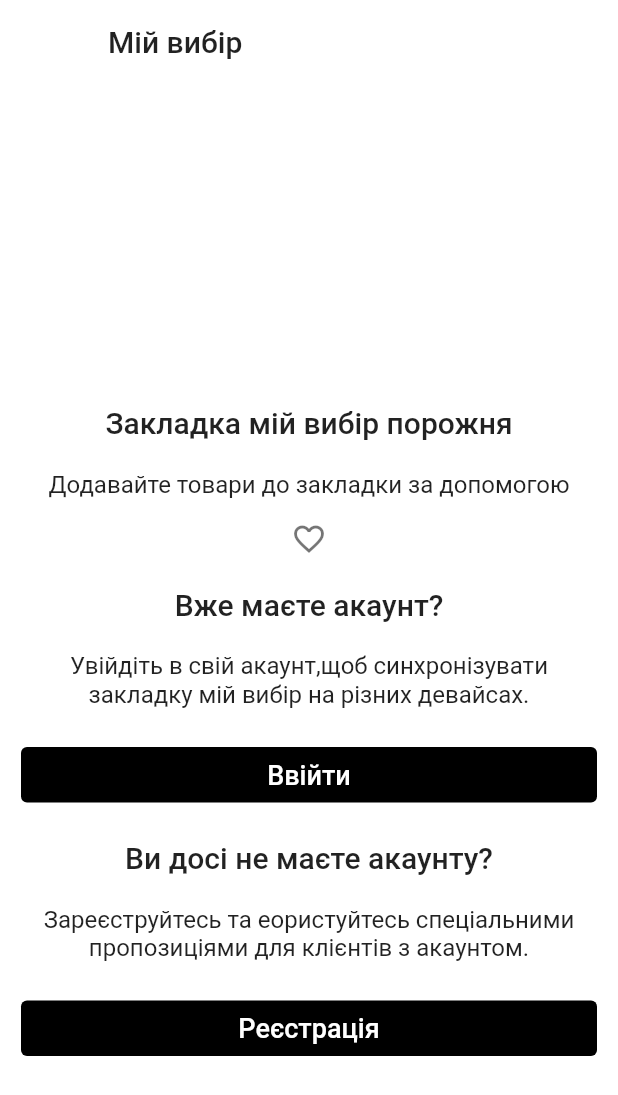
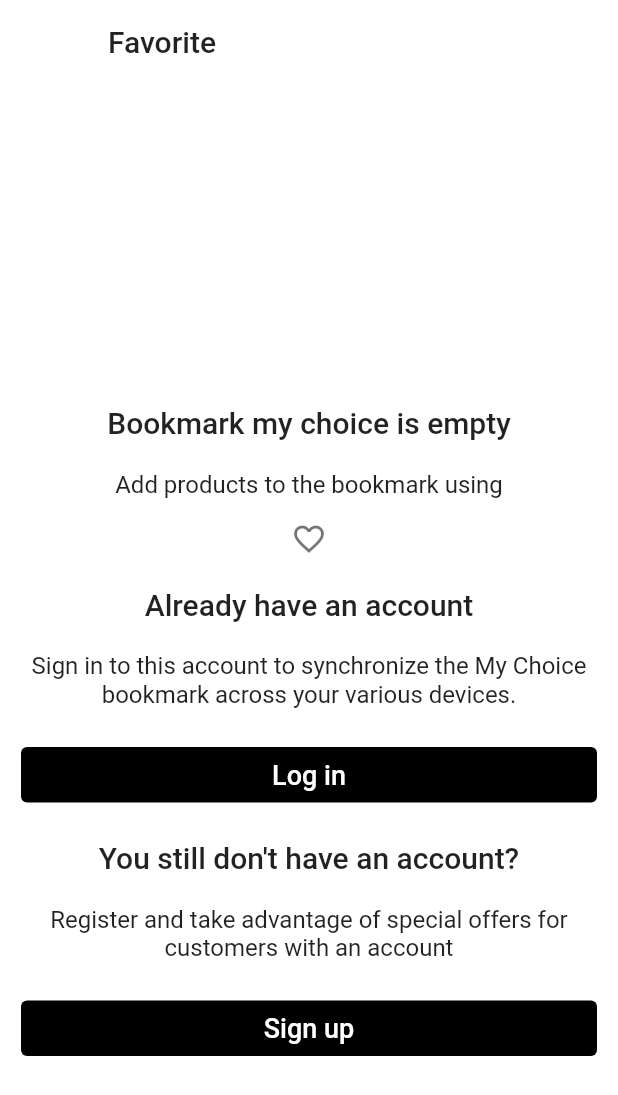
Before and after one commit to OleksandrGai/flutter_shop, a Flutter app: the FavoriteScreen screen opened directly, on a phone screen of 412 x 824 dp. Shown: the top 1095 px of the screen. Run offline on Flutter 3.47's test engine with Material 2 defaults, Android fonts, the phone set to English and light mode, and no system bars; our stand-ins replace bloc, flutter_bloc, shared_preferences; accounts and stored records are empty; generated files the repository leaves out were written again; network calls fail; Roboto replaces fonts that are missing (Gill Sans).

Commit message:
localisation has been added to the favorite screen

```diff
--- a/lib/l10n/app_en.arb
+++ b/lib/l10n/app_en.arb
@@ -11,5 +11,13 @@
   "aboutApp": "About app",
   "contacts": "Contacts",
   "phone": "Phone",
-  "address": "Address"
+  "address": "Address",
+
+  "favorite": "Favorite",
+  "addProducts" : "Add products to the bookmark using",
+  "bookmark": "Bookmark my choice is empty",
+  "haveAccount": "Already have an account",
+  "logInFavouriteScreen": "Sign in to this account to synchronize the My Choice bookmark across your various devices.",
+  "noAccount": "You still don't have an account?",
+  "advantageOfSpecialOffers": "Register and take advantage of special offers for customers with an account"
 }
--- a/lib/l10n/app_uk.arb
+++ b/lib/l10n/app_uk.arb
@@ -10,5 +10,13 @@
   "aboutApp": "Про додаток",
   "contacts": "Контактна інформація",
   "phone": "Телефон",
-  "address": "Адреса"
+  "address": "Адреса",
+
+  "favorite": "Мій вибір",
+  "addProducts": "Додавайте товари до закладки за допомогою",
+  "bookmark":  "Закладка мій вибір порожня",
+  "haveAccount": "Вже маєте акаунт?t",
+  "logInFavouriteScreen": "Увійдіть в свій акаунт,щоб синхронізувати закладку мій вибір на різних девайсах.",
+  "noAccount": "Ви досі не маєте акаунту?",
+  "advantageOfSpecialOffers": "Зареєструйтесь та скористуйтесь спеціальними пропозиціям для клієнтів з аккаунтом "
 }
--- a/lib/screens/favorits_screen_directory/favorite_screen.dart
+++ b/lib/screens/favorits_screen_directory/favorite_screen.dart
@@ -1,20 +1,25 @@
 import 'package:flutter/material.dart';
+import 'package:flutter_bloc/flutter_bloc.dart';
+
+import 'package:flutter_gen/gen_l10n/app_localizations.dart';
+import 'package:flutter_shop_app/state_management/language/bloc_locale/bloc_locale.dart';
 import 'package:flutter_shop_app/widgets/favorite_screen_widgets/alert_dialogs_widget.dart';
 
 class FavoriteScreen extends StatelessWidget {
-
   static const String routeName = '/favoriteScreen';
 
   const FavoriteScreen({super.key});
 
   @override
   Widget build(BuildContext context) {
+    return BlocBuilder<LanguageBloc, LanguageState>(builder: (context, locale) {
       return Scaffold(
           backgroundColor: Colors.transparent,
           appBar: AppBar(
             elevation: 0,
             backgroundColor: Colors.transparent,
-        title: Text('Мій вибір', style: Theme.of(context).textTheme.titleLarge),
+            title: Text(AppLocalizations.of(context)!.favorite,
+                style: Theme.of(context).textTheme.titleLarge),
           ),
           body: SafeArea(
             child: Center(
@@ -25,12 +30,12 @@ class FavoriteScreen extends StatelessWidget {
                     children: [
                       Padding(
                         padding: const EdgeInsets.only(top: 100, bottom: 20),
-                    child: Text('Закладка мій вибір порожня',
+                        child: Text(AppLocalizations.of(context)!.bookmark,
                             style: Theme.of(context).textTheme.titleLarge),
                       ),
                       Padding(
                         padding: const EdgeInsets.only(bottom: 15),
-                    child: Text('Додавайте товари до закладки за допомогою',
+                        child: Text(AppLocalizations.of(context)!.addProducts,
                             style: Theme.of(context).textTheme.titleMedium),
                       ),
                       Padding(
@@ -40,12 +45,12 @@ class FavoriteScreen extends StatelessWidget {
                           color: Theme.of(context).unselectedWidgetColor,
                         ),
                       ),
-                  Text('Вже маєте акаунт?',
+                      Text(AppLocalizations.of(context)!.haveAccount,
                           style: Theme.of(context).textTheme.titleLarge),
                       Padding(
                         padding: const EdgeInsets.only(top: 20, bottom: 20),
                         child: Text(
-                        'Увійдіть в свій акаунт,щоб синхронізувати закладку мій вибір на різних девайсах.',
+                            AppLocalizations.of(context)!.logInFavouriteScreen,
                             textAlign: TextAlign.center,
                             style: Theme.of(context).textTheme.titleMedium),
                       ),
@@ -57,19 +62,22 @@ class FavoriteScreen extends StatelessWidget {
                             onPressed: () {
                               ModalDialog().loginDialog(context);
                             },
-                        child: Text('Ввійти',
-                            style: TextStyle(color:Colors.white,fontSize: 18)),
+                            child: Text(AppLocalizations.of(context)!.logIn,
+                                style: TextStyle(
+                                    color: Colors.white, fontSize: 18)),
                             style: TextButton.styleFrom(
-                          backgroundColor: Colors.black,),
+                              backgroundColor: Colors.black,
                             ),
                           ),
                         ),
-                  Text('Ви досі не маєте акаунту?',
+                      ),
+                      Text(AppLocalizations.of(context)!.noAccount,
                           style: Theme.of(context).textTheme.titleLarge),
                       Padding(
                         padding: const EdgeInsets.only(top: 20, bottom: 20),
                         child: Text(
-                        'Зареєструйтесь та еористуйтесь спеціальними пропозиціями для клієнтів з акаунтом.',
+                            AppLocalizations.of(context)!
+                                .advantageOfSpecialOffers,
                             textAlign: TextAlign.center,
                             style: Theme.of(context).textTheme.titleMedium),
                       ),
@@ -79,11 +87,12 @@ class FavoriteScreen extends StatelessWidget {
                           onPressed: () {
                             ModalDialog().registrationDialog(context);
                           },
-                      child: Text(
-                        'Реєстрація',
-                          style: TextStyle(color:Colors.white,fontSize: 18)),
+                          child:  Text(AppLocalizations.of(context)!.signUp,
+                              style:
+                                  TextStyle(color: Colors.white, fontSize: 18)),
                           style: TextButton.styleFrom(
-                        backgroundColor: Colors.black,),
+                            backgroundColor: Colors.black,
+                          ),
                         ),
                       ),
                     ],
@@ -91,7 +100,7 @@ class FavoriteScreen extends StatelessWidget {
                 ),
               ),
             ),
-      ),
-    );
+          ));
+    });
   }
 }
```
Lines whose indentation alone changed are shown as unchanged.
